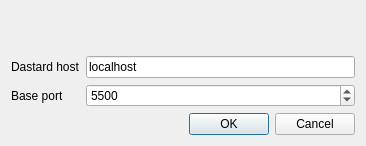
Above: host_port.ui from usnistgov/dastardcommander before the change. Below: the same form after it.
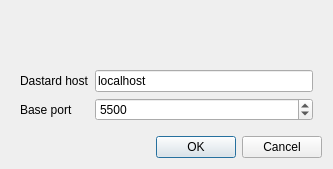
That is the form after the change. Icons and pictures are not drawn.

Commit message:
Fix Host-Port Dialog problem
Fixes #1.

Diff of the .ui file:
```diff
--- a/host_port.ui
+++ b/host_port.ui
@@ -9,8 +9,8 @@
    <rect>
     <x>0</x>
     <y>0</y>
-    <width>366</width>
-    <height>146</height>
+    <width>333</width>
+    <height>169</height>
    </rect>
   </property>
   <property name="windowTitle">
@@ -18,7 +18,20 @@
   </property>
   <layout class="QVBoxLayout" name="verticalLayout">
    <item>
-    <widget class="QLabel" name="label_3">
+    <spacer name="verticalSpacer">
+     <property name="orientation">
+      <enum>Qt::Vertical</enum>
+     </property>
+     <property name="sizeHint" stdset="0">
+      <size>
+       <width>294</width>
+       <height>10</height>
+      </size>
+     </property>
+    </spacer>
+   </item>
+   <item>
+    <widget class="QLabel" name="labelNIST">
      <property name="font">
       <font>
        <pointsize>18</pointsize>
@@ -39,6 +52,7 @@
     </widget>
    </item>
    <item>
+    <widget class="QWidget" name="hostportForm" native="true">
     <layout class="QFormLayout" name="formLayout">
      <property name="horizontalSpacing">
       <number>-1</number>
@@ -87,6 +101,7 @@
       </widget>
      </item>
     </layout>
+    </widget>
    </item>
    <item>
     <widget class="QDialogButtonBox" name="buttonBox">
```
Left out of the diff: 3 changed lines with no effect on the pictures. Lines whose indentation alone changed are shown as unchanged. The commit also changes 1 other file.
